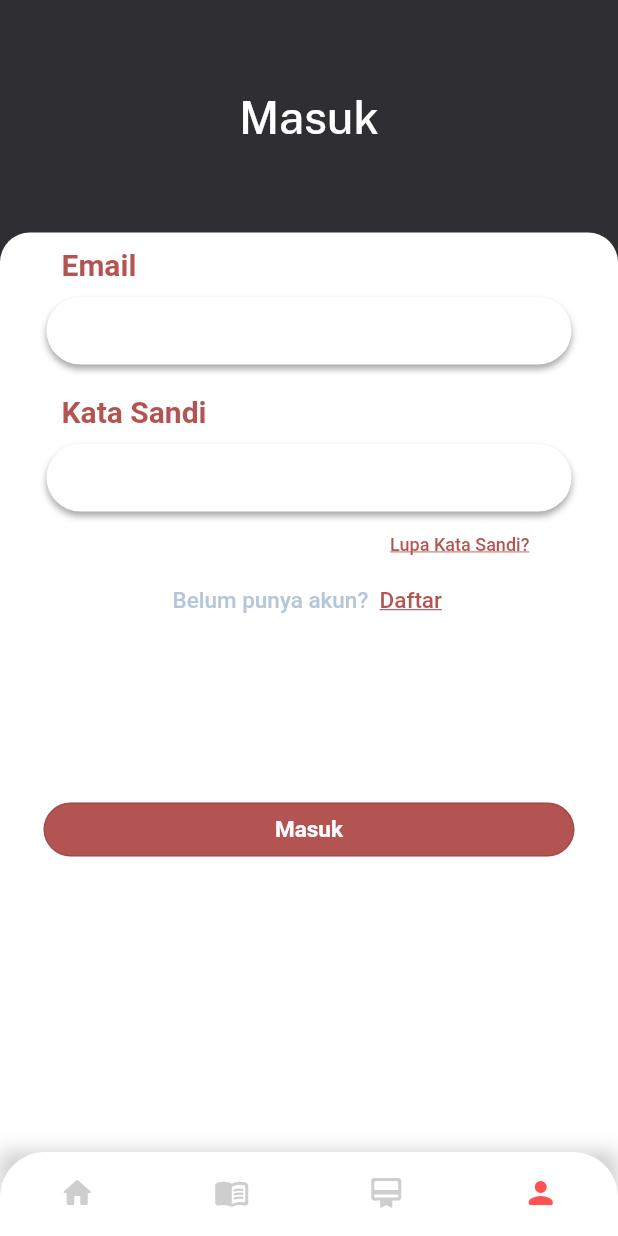
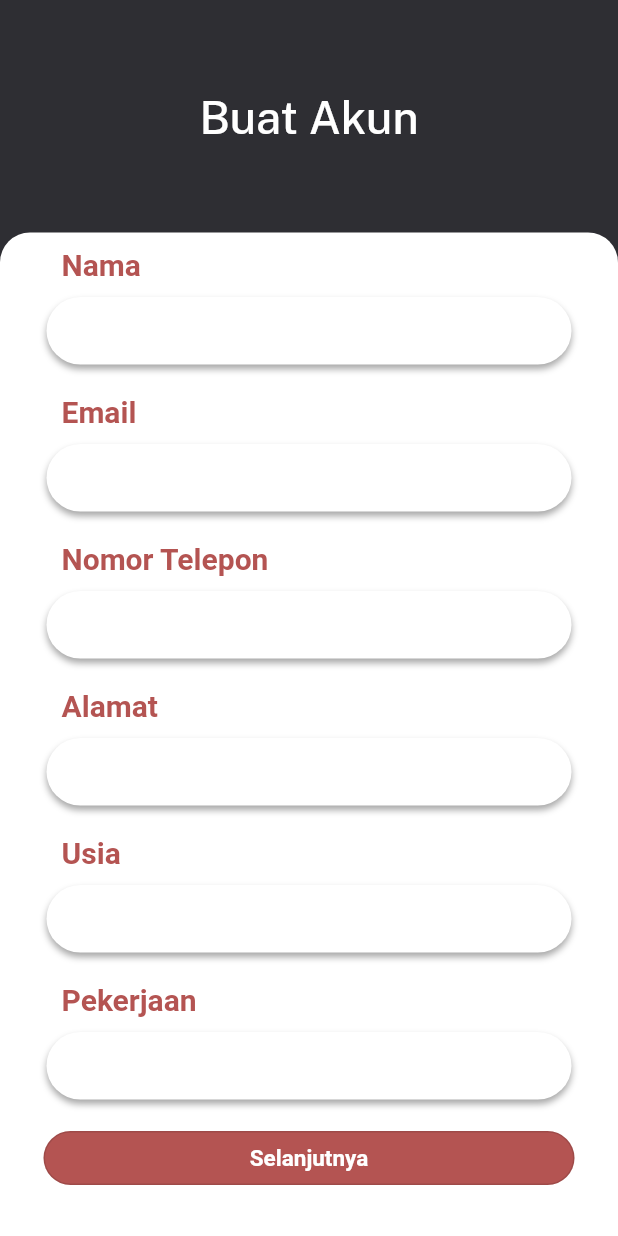
Before and after one commit to TNAlthea/Perpuskom, a Flutter app: the screen it shows after launch, item 4 of the bottom bar chosen, after a tap on "Daftar", on a phone screen of 412 x 824 dp. Run offline on Flutter 3.47's test engine with Material 2 defaults, Android fonts, the phone set to English and light mode, and no system bars; our stand-ins replace carousel_slider, sqflite; accounts and stored records are empty; network calls fail; project files that could hold a hidden picture were left out.

Commit message:
regis, about, konfirm sandi

```diff
--- a/lib/pages/konfirm_sandi.dart
+++ b/lib/pages/konfirm_sandi.dart
@@ -2,9 +2,7 @@ import 'package:flutter/material.dart';
 import 'otp.dart';
 
 class KonfirmSandi extends StatefulWidget {
-  const KonfirmSandi({super.key, required this.title});
-
-  final String title;
+  const KonfirmSandi({super.key});
 
   @override
   State<KonfirmSandi> createState() => _KonfirmSandiState();
--- /dev/null
+++ b/lib/pages/navpages/about_page.dart
@@ -0,0 +1,120 @@
+import 'package:flutter/material.dart';
+import '../../main.dart';
+import 'home_page.dart';
+import 'main_page.dart';
+
+class AboutPage extends StatefulWidget {
+  const AboutPage({Key? key}) : super(key: key);
+
+  @override
+  State<StatefulWidget> createState() => _AboutPageState();
+}
+
+class _AboutPageState extends State<AboutPage> {
+  @override
+  Widget build(BuildContext context) {
+    return Scaffold(
+        backgroundColor: Color.fromARGB(255, 180, 84, 82),
+        body: Container(
+          child: Column(
+              mainAxisSize: MainAxisSize.max,
+              crossAxisAlignment: CrossAxisAlignment.stretch,
+              children: [
+                Container(
+                  // width: 400,
+                  padding: EdgeInsets.fromLTRB(0, 40, 0, 20),
+                  child: Text(
+                    'Tentang',
+                    textAlign: TextAlign.center,
+                    style: TextStyle(
+                      color: Colors.white,
+                      fontSize: 35,
+                      fontWeight: FontWeight.w500,
+                    ),
+                  ),
+                ),
+                // selamat datang jumbotron
+                Stack(alignment: Alignment.center, children: <Widget>[
+                  Container(
+                    child: Image.asset(
+                      'assets/about.png',
+                      height: 185,
+                      width: double.infinity,
+                      fit: BoxFit.cover,
+                    ),
+                  )
+                ]),
+
+                // singkatan
+                Expanded(
+                  child: Container(
+                    color: Color.fromARGB(255, 255, 255, 255),
+                    height: 170,
+                    child: Column(
+                      mainAxisAlignment: MainAxisAlignment.center,
+                      crossAxisAlignment: CrossAxisAlignment.center,
+                      children: [
+                        Padding(
+                          padding:
+                              const EdgeInsets.fromLTRB(30.0, 0, 30.0, 10.0),
+                          child: Text(
+                              'PerpusKom ( Perpustakaan Digital Ilmu Komputer) merupakan aplikasi yang dibuat untuk mahasiswa khususnya di Departmen Ilmu Komputer. Mahasiswa dapat mengakses berbagai macam fitur yang ditawarkan. Tujuan pengembangan aplikasi ini adalah agar memudahkan mahasiswa untuk mencari buku dimanapun dan kapanpun.',
+                              textAlign: TextAlign.center,
+                              style: TextStyle(
+                                  color: Color.fromARGB(255, 0, 0, 0),
+                                  fontSize: 15,
+                                  height: 1.5,
+                                  fontFamily: 'Public Sans',
+                                  fontWeight: FontWeight.w400
+                                  // wordSpacing:
+                                  )),
+                        ),
+                        Padding(
+                          padding:
+                              const EdgeInsets.fromLTRB(40.0, 30.0, 40.0, 40.0),
+                          child: Text(
+                              'Alamat : Jl. Cemara Indah No. 22, Bandung, Jawa Barat Telepon : (0262) 897 654',
+                              textAlign: TextAlign.center,
+                              style: TextStyle(
+                                  color: Color.fromARGB(106, 0, 0, 0),
+                                  fontSize: 12,
+                                  height: 1.5,
+                                  fontFamily: 'Public Sans',
+                                  fontWeight: FontWeight.w400
+                                  // wordSpacing:
+                                  )),
+                        ),
+                        OutlinedButton(
+                          onPressed: () {
+                            _navToHome(context);
+                          },
+                          style: OutlinedButton.styleFrom(
+                            shape: RoundedRectangleBorder(
+                              borderRadius: BorderRadius.circular(18.0),
+                            ),
+                            side: BorderSide(
+                                color: Color.fromARGB(255, 180, 84, 82),
+                                width: 1),
+                          ),
+                          child: Text(
+                            "Kembali",
+                            style: TextStyle(
+                                fontSize: 18.0,
+                                color: Color.fromARGB(255, 180, 84, 82),
+                                fontWeight: FontWeight.w700),
+                          ),
+                        )
+                      ],
+                    ),
+                  ),
+                )
+              ]),
+        ));
+  }
+
+  // fungsi navigasi button
+  void _navToHome(BuildContext context) {
+    Navigator.of(context)
+        .push(MaterialPageRoute(builder: (context) => MainPage()));
+  }
+}
--- a/lib/pages/navpages/home_page.dart
+++ b/lib/pages/navpages/home_page.dart
@@ -1,6 +1,7 @@
 import 'package:flutter/material.dart';
+import 'package:carousel_slider/carousel_slider.dart';
 import 'grafik.dart';
-import 'package:carousel_slider/carousel_slider.dart';
+import 'about_page.dart';
 
 final List<String> imgList = [
   'assets/carousel/1.png',
@@ -24,15 +25,11 @@ class _HomePageState extends State<HomePage> {
   Widget build(BuildContext context) {
     return Scaffold(
       body: Container(
-        // color: Color.fromRGBO(255, 255, 255, 100),
-        width: 1080,
-        height: 1920,
         child: ListView(
           children: <Widget>[
             // selamat datang jumbotron
             Stack(alignment: Alignment.center, children: <Widget>[
               Container(
-                // padding: const EdgeInsets.all(0.0),
                 child: Image.asset(
                   'assets/jumbotron.png',
                   height: 185,
@@ -70,7 +67,9 @@ class _HomePageState extends State<HomePage> {
                             fontSize: 13)),
                   ),
                   OutlinedButton(
-                    onPressed: () {},
+                    onPressed: () {
+                      _navToAbout(context);
+                    },
                     style: OutlinedButton.styleFrom(
                       shape: RoundedRectangleBorder(
                         borderRadius: BorderRadius.circular(18.0),
@@ -456,4 +455,10 @@ class _HomePageState extends State<HomePage> {
       ),
     );
   }
+
+  // fungsi navigasi button masuk
+  void _navToAbout(BuildContext context) {
+    Navigator.of(context)
+        .push(MaterialPageRoute(builder: (context) => AboutPage()));
+  }
 }
--- a/lib/pages/navpages/login_page.dart
+++ b/lib/pages/navpages/login_page.dart
@@ -2,6 +2,7 @@ import 'package:flutter/material.dart';
 import 'package:perpuskom/pages/navpages/otp.dart';
 import 'package:perpuskom/pages/navpages/lupa_pass.dart';
 import 'package:perpuskom/pages/navpages/profile_page.dart';
+import 'package:perpuskom/pages/navpages/regis_page.dart';
 
 class LoginPage extends StatefulWidget {
   const LoginPage({super.key});
@@ -173,7 +174,7 @@ class _LoginPageState extends State<LoginPage> {
                               ),
                               InkWell(
                                 onTap: () {
-                                  // _navToRegis(context);
+                                  _navToRegis(context);
                                 },
                                 child: Text(
                                   'Daftar',
@@ -230,9 +231,15 @@ class _LoginPageState extends State<LoginPage> {
         .push(MaterialPageRoute(builder: (context) => OTPPage()));
   }
 
-  // fungsi navigasi button
+  // fungsi navigasi button masuk
   void _navToProfile(BuildContext context) {
     Navigator.of(context)
         .push(MaterialPageRoute(builder: (context) => ProfilePage()));
   }
+
+// fungsi hyperlink daftar
+  void _navToRegis(BuildContext context) {
+    Navigator.of(context)
+        .push(MaterialPageRoute(builder: (context) => RegisPage()));
+  }
 }
--- /dev/null
+++ b/lib/pages/navpages/regis_page.dart
@@ -0,0 +1,361 @@
+import 'package:flutter/material.dart';
+import 'package:perpuskom/pages/konfirm_sandi.dart';
+import 'otp.dart';
+
+class RegisPage extends StatefulWidget {
+  const RegisPage({super.key});
+
+  @override
+  State<RegisPage> createState() => _RegisPageState();
+}
+
+class _RegisPageState extends State<RegisPage> {
+  @override
+  Widget build(BuildContext context) {
+    return Scaffold(
+        backgroundColor: Color.fromARGB(255, 46, 46, 51),
+        body: Container(
+          child: Column(
+              mainAxisSize: MainAxisSize.max,
+              crossAxisAlignment: CrossAxisAlignment.stretch,
+              children: [
+                Container(
+                    padding: EdgeInsets.all(60),
+                    decoration:
+                        BoxDecoration(color: Color.fromARGB(255, 46, 46, 51)),
+                    child: Container(
+                      child: Text(
+                        "Buat Akun",
+                        style: TextStyle(
+                            fontSize: 30.0,
+                            color: Color.fromARGB(255, 255, 255, 255),
+                            fontWeight: FontWeight.w500,
+                            fontFamily: 'Public Sans'),
+                        textAlign: TextAlign.center,
+                      ),
+                    )),
+                Expanded(
+                    child: Container(
+                  // height: 460,
+                  decoration: BoxDecoration(
+                      color: Colors.white,
+                      borderRadius: BorderRadius.only(
+                        topLeft: const Radius.circular(20.0),
+                        topRight: const Radius.circular(20.0),
+                      )),
+                  child: ListView(
+                    children: [
+                      // hyperlink lupa pass
+                      // email
+                      Container(
+                        padding: EdgeInsets.fromLTRB(0.0, 10.0, 0, 0),
+                        child: Column(
+                          children: [
+                            Container(
+                              width: 350,
+                              padding:
+                                  const EdgeInsets.fromLTRB(10.0, 0.0, 0, 10.0),
+                              child: Text(
+                                'Nama',
+                                textAlign: TextAlign.left,
+                                style: TextStyle(
+                                  color: Color.fromARGB(255, 180, 84, 82),
+                                  fontSize: 20,
+                                  fontWeight: FontWeight.w600,
+                                ),
+                              ),
+                            ),
+                            Container(
+                              height: 45,
+                              width: 350,
+                              decoration: BoxDecoration(
+                                color: Color.fromARGB(255, 255, 255, 255),
+                                borderRadius: BorderRadius.circular(100),
+                                boxShadow: [
+                                  BoxShadow(
+                                    color: Color.fromRGBO(0, 0, 0, 0.349),
+                                    offset: Offset(0, 3),
+                                    blurRadius: 3.5,
+                                  )
+                                ],
+                              ),
+                              child: Container(
+                                padding:
+                                    EdgeInsets.fromLTRB(20.0, 0.0, 20.0, 0),
+                                child: TextField(
+                                  decoration:
+                                      InputDecoration(border: InputBorder.none),
+                                ),
+                              ),
+                            )
+                          ],
+                        ),
+                      ),
+
+                      // kata sandi baru
+                      Container(
+                        padding: EdgeInsets.fromLTRB(0.0, 20.0, 0, 0),
+                        child: Column(
+                          children: [
+                            Container(
+                              width: 350,
+                              padding:
+                                  const EdgeInsets.fromLTRB(10.0, 0.0, 0, 10.0),
+                              child: Text(
+                                'Email',
+                                textAlign: TextAlign.left,
+                                style: TextStyle(
+                                  color: Color.fromARGB(255, 180, 84, 82),
+                                  fontSize: 20,
+                                  fontWeight: FontWeight.w600,
+                                ),
+                              ),
+                            ),
+                            Container(
+                              height: 45,
+                              width: 350,
+                              decoration: BoxDecoration(
+                                color: Color.fromARGB(255, 255, 255, 255),
+                                borderRadius: BorderRadius.circular(100),
+                                boxShadow: [
+                                  BoxShadow(
+                                    color: Color.fromRGBO(0, 0, 0, 0.349),
+                                    offset: Offset(0, 3),
+                                    blurRadius: 3.5,
+                                  )
+                                ],
+                              ),
+                              child: Container(
+                                padding:
+                                    EdgeInsets.fromLTRB(20.0, 0.0, 20.0, 0),
+                                child: TextField(
+                                  decoration:
+                                      InputDecoration(border: InputBorder.none),
+                                ),
+                              ),
+                            )
+                          ],
+                        ),
+                      ),
+
+                      // nomor telepon
+                      Container(
+                        padding: EdgeInsets.fromLTRB(0.0, 20.0, 0, 0),
+                        child: Column(
+                          children: [
+                            Container(
+                              width: 350,
+                              padding:
+                                  const EdgeInsets.fromLTRB(10.0, 0.0, 0, 10.0),
+                              child: Text(
+                                'Nomor Telepon',
+                                textAlign: TextAlign.left,
+                                style: TextStyle(
+                                  color: Color.fromARGB(255, 180, 84, 82),
+                                  fontSize: 20,
+                                  fontWeight: FontWeight.w600,
+                                ),
+                              ),
+                            ),
+                            Container(
+                              height: 45,
+                              width: 350,
+                              decoration: BoxDecoration(
+                                color: Color.fromARGB(255, 255, 255, 255),
+                                borderRadius: BorderRadius.circular(100),
+                                boxShadow: [
+                                  BoxShadow(
+                                    color: Color.fromRGBO(0, 0, 0, 0.349),
+                                    offset: Offset(0, 3),
+                                    blurRadius: 3.5,
+                                  )
+                                ],
+                              ),
+                              child: Container(
+                                padding:
+                                    EdgeInsets.fromLTRB(20.0, 0.0, 20.0, 0),
+                                child: TextField(
+                                  decoration:
+                                      InputDecoration(border: InputBorder.none),
+                                ),
+                              ),
+                            )
+                          ],
+                        ),
+                      ),
+
+                      // alamat
+                      Container(
+                        padding: EdgeInsets.fromLTRB(0.0, 20.0, 0, 0),
+                        child: Column(
+                          children: [
+                            Container(
+                              width: 350,
+                              padding:
+                                  const EdgeInsets.fromLTRB(10.0, 0.0, 0, 10.0),
+                              child: Text(
+                                'Alamat',
+                                textAlign: TextAlign.left,
+                                style: TextStyle(
+                                  color: Color.fromARGB(255, 180, 84, 82),
+                                  fontSize: 20,
+                                  fontWeight: FontWeight.w600,
+                                ),
+                              ),
+                            ),
+                            Container(
+                              height: 45,
+                              width: 350,
+                              decoration: BoxDecoration(
+                                color: Color.fromARGB(255, 255, 255, 255),
+                                borderRadius: BorderRadius.circular(100),
+                                boxShadow: [
+                                  BoxShadow(
+                                    color: Color.fromRGBO(0, 0, 0, 0.349),
+                                    offset: Offset(0, 3),
+                                    blurRadius: 3.5,
+                                  )
+                                ],
+                              ),
+                              child: Container(
+                                padding:
+                                    EdgeInsets.fromLTRB(20.0, 0.0, 20.0, 0),
+                                child: TextField(
+                                  decoration:
+                                      InputDecoration(border: InputBorder.none),
+                                ),
+                              ),
+                            )
+                          ],
+                        ),
+                      ),
+
+                      // usia
+                      Container(
+                        padding: EdgeInsets.fromLTRB(0.0, 20.0, 0, 0),
+                        child: Column(
+                          children: [
+                            Container(
+                              width: 350,
+                              padding:
+                                  const EdgeInsets.fromLTRB(10.0, 0.0, 0, 10.0),
+                              child: Text(
+                                'Usia',
+                                textAlign: TextAlign.left,
+                                style: TextStyle(
+                                  color: Color.fromARGB(255, 180, 84, 82),
+                                  fontSize: 20,
+                                  fontWeight: FontWeight.w600,
+                                ),
+                              ),
+                            ),
+                            Container(
+                              height: 45,
+                              width: 350,
+                              decoration: BoxDecoration(
+                                color: Color.fromARGB(255, 255, 255, 255),
+                                borderRadius: BorderRadius.circular(100),
+                                boxShadow: [
+                                  BoxShadow(
+                                    color: Color.fromRGBO(0, 0, 0, 0.349),
+                                    offset: Offset(0, 3),
+                                    blurRadius: 3.5,
+                                  )
+                                ],
+                              ),
+                              child: Container(
+                                padding:
+                                    EdgeInsets.fromLTRB(20.0, 0.0, 20.0, 0),
+                                child: TextField(
+                                  decoration:
+                                      InputDecoration(border: InputBorder.none),
+                                ),
+                              ),
+                            )
+                          ],
+                        ),
+                      ),
+
+                      // Pekerjaan
+                      Container(
+                        padding: EdgeInsets.fromLTRB(0.0, 20.0, 0, 0),
+                        child: Column(
+                          children: [
+                            Container(
+                              width: 350,
+                              padding:
+                                  const EdgeInsets.fromLTRB(10.0, 0.0, 0, 10.0),
+                              child: Text(
+                                'Pekerjaan',
+                                textAlign: TextAlign.left,
+                                style: TextStyle(
+                                  color: Color.fromARGB(255, 180, 84, 82),
+                                  fontSize: 20,
+                                  fontWeight: FontWeight.w600,
+                                ),
+                              ),
+                            ),
+                            Container(
+                              height: 45,
+                              width: 350,
+                              decoration: BoxDecoration(
+                                color: Color.fromARGB(255, 255, 255, 255),
+                                borderRadius: BorderRadius.circular(100),
+                                boxShadow: [
+                                  BoxShadow(
+                                    color: Color.fromRGBO(0, 0, 0, 0.349),
+                                    offset: Offset(0, 3),
+                                    blurRadius: 3.5,
+                                  )
+                                ],
+                              ),
+                              child: Container(
+                                padding:
+                                    EdgeInsets.fromLTRB(20.0, 0.0, 20.0, 0),
+                                child: TextField(
+                                  decoration:
+                                      InputDecoration(border: InputBorder.none),
+                                ),
+                              ),
+                            )
+                          ],
+                        ),
+                      ),
+
+                      // button selanjutnya
+                      Container(
+                        width: 350,
+                        padding:
+                            const EdgeInsets.fromLTRB(29.0, 15.0, 29.0, 10.0),
+                        child: OutlinedButton(
+                          onPressed: () {
+                            _navToKonfirmSandi(context);
+                          },
+                          style: OutlinedButton.styleFrom(
+                            backgroundColor: Color.fromARGB(255, 180, 84, 82),
+                            shape: RoundedRectangleBorder(
+                              borderRadius: BorderRadius.circular(18.0),
+                            ),
+                          ),
+                          child: Text(
+                            "Selanjutnya",
+                            style: TextStyle(
+                                fontSize: 15.0,
+                                fontWeight: FontWeight.w700,
+                                color: Color.fromARGB(255, 255, 255, 255)),
+                          ),
+                        ),
+                      ),
+                    ],
+                  ),
+                ))
+              ]),
+        ));
+  }
+
+// fungsi navigasi button
+  void _navToKonfirmSandi(BuildContext context) {
+    Navigator.of(context)
+        .push(MaterialPageRoute(builder: (context) => KonfirmSandi()));
+  }
+}
--- a/lib/pages/otp.dart
+++ b/lib/pages/otp.dart
@@ -2,7 +2,7 @@ import 'package:flutter/material.dart';
 // import 'package:navbar_bottom/pages/navpages/genre_page.dart';
 // import 'package:navbar_bottom/pages/navpages/home_page.dart';
 // import 'package:navbar_bottom/pages/navpages/member_page.dart';
-// import 'package:navbar_bottom/pages/navpages/profile_page.dart';
+import 'package:perpuskom/pages/navpages/profile_page.dart';
 
 class OTPPage extends StatefulWidget {
   const OTPPage({Key? key}) : super(key: key);
@@ -78,7 +78,7 @@ class _OTPPageState extends State<OTPPage> {
                 padding: const EdgeInsets.fromLTRB(0.0, 165.0, 0.0, 0.0),
                 child: OutlinedButton(
                   onPressed: () {
-                    //   _navToOTP(context);
+                    _navToProfile(context);
                   },
                   style: OutlinedButton.styleFrom(
                     backgroundColor: Color.fromARGB(255, 180, 84, 82),
@@ -102,4 +102,10 @@ class _OTPPageState extends State<OTPPage> {
       ),
     );
   }
+
+  // fungsi navigasi button masuk
+  void _navToProfile(BuildContext context) {
+    Navigator.of(context)
+        .push(MaterialPageRoute(builder: (context) => ProfilePage()));
+  }
 }
--- a/pubspec.yaml
+++ b/pubspec.yaml
@@ -71,6 +71,7 @@ flutter:
     - assets/lock.png
     - assets/logo.png
     - assets/pass.png
+    - assets/about.png
     - assets/profil.png
     - assets/genre1.jpg
     - assets/genre2.jpg
```
Also changed, not shown: Assets/about.png (added).
